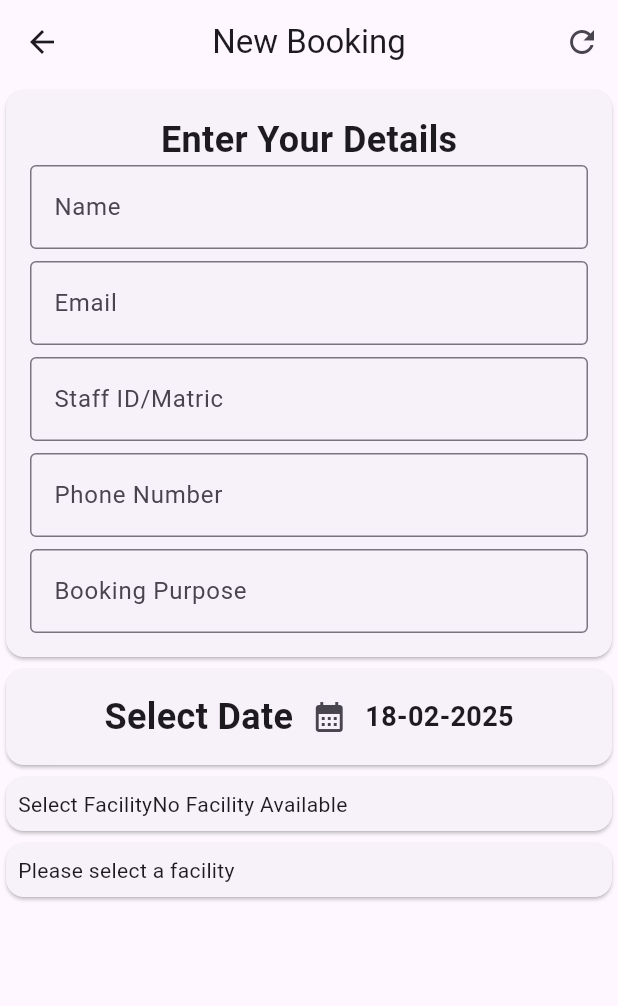
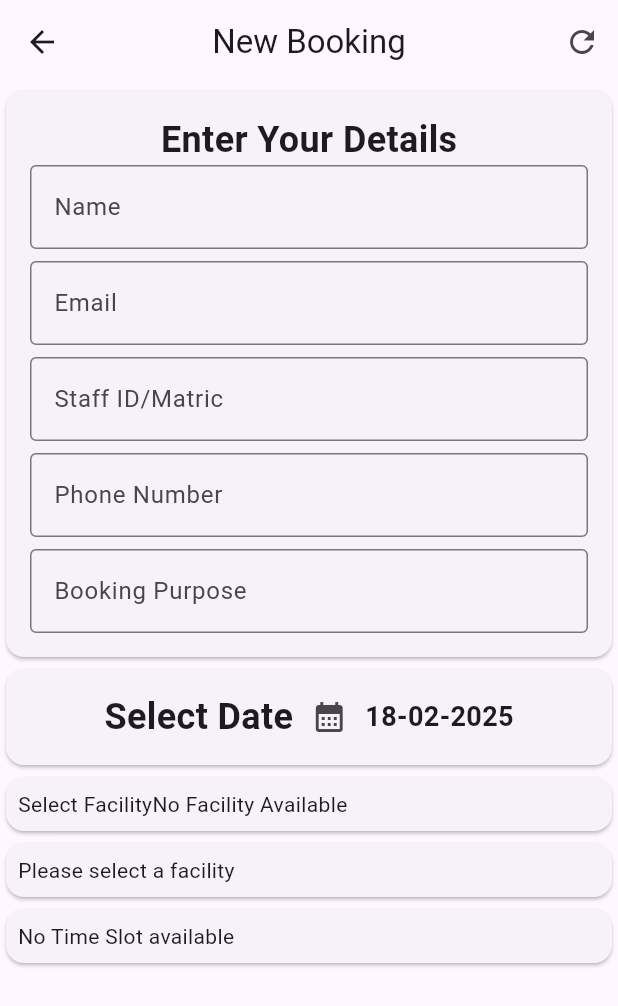
Before and after one commit to ahmadhanis/AqielWS, a Flutter app: the NewBooking screen opened directly, on a phone screen of 412 x 824 dp. Shown: the top 1006 px of the screen. Run offline on Flutter 3.47's test engine with Material 3 defaults, Android fonts, the phone set to English and light mode, and no system bars; our stand-ins replace fl_chart, google_fonts, icons_plus, image_picker, shared_preferences; accounts and stored records are empty; network calls fail.

Commit message:
booking slot

```diff
--- /dev/null
+++ b/ktarmarket/lib/booking/bookingslot.dart
@@ -0,0 +1,104 @@
+class BookingSlot {
+  String? bookingId;
+  String? facilityId;
+  String? userEmail;
+  String? userName;
+  String? bookingDate;
+  String? bookingPurpose;
+  String? slot8;
+  String? slot9;
+  String? slot10;
+  String? slot11;
+  String? slot12;
+  String? slot13;
+  String? slot14;
+  String? slot15;
+  String? slot16;
+  String? slot17;
+  String? slot18;
+  String? slot19;
+  String? slot20;
+  String? slot21;
+  String? slot22;
+  String? bookingCode;
+  String? dateCreated;
+
+  BookingSlot(
+      {this.bookingId,
+      this.facilityId,
+      this.userEmail,
+      this.userName,
+      this.bookingDate,
+      this.bookingPurpose,
+      this.slot8,
+      this.slot9,
+      this.slot10,
+      this.slot11,
+      this.slot12,
+      this.slot13,
+      this.slot14,
+      this.slot15,
+      this.slot16,
+      this.slot17,
+      this.slot18,
+      this.slot19,
+      this.slot20,
+      this.slot21,
+      this.slot22,
+      this.bookingCode,
+      this.dateCreated});
+
+  BookingSlot.fromJson(Map<String, dynamic> json) {
+    bookingId = json['booking_id'];
+    facilityId = json['facility_id'];
+    userEmail = json['user_email'];
+    userName = json['user_name'];
+    bookingDate = json['booking_date'];
+    bookingPurpose = json['booking_purpose'];
+    slot8 = json['slot_8'];
+    slot9 = json['slot_9'];
+    slot10 = json['slot_10'];
+    slot11 = json['slot_11'];
+    slot12 = json['slot_12'];
+    slot13 = json['slot_13'];
+    slot14 = json['slot_14'];
+    slot15 = json['slot_15'];
+    slot16 = json['slot_16'];
+    slot17 = json['slot_17'];
+    slot18 = json['slot_18'];
+    slot19 = json['slot_19'];
+    slot20 = json['slot_20'];
+    slot21 = json['slot_21'];
+    slot22 = json['slot_22'];
+    bookingCode = json['booking_code'];
+    dateCreated = json['date_created'];
+  }
+
+  Map<String, dynamic> toJson() {
+    final Map<String, dynamic> data = <String, dynamic>{};
+    data['booking_id'] = bookingId;
+    data['facility_id'] = facilityId;
+    data['user_email'] = userEmail;
+    data['user_name'] = userName;
+    data['booking_date'] = bookingDate;
+    data['booking_purpose'] = bookingPurpose;
+    data['slot_8'] = slot8;
+    data['slot_9'] = slot9;
+    data['slot_10'] = slot10;
+    data['slot_11'] = slot11;
+    data['slot_12'] = slot12;
+    data['slot_13'] = slot13;
+    data['slot_14'] = slot14;
+    data['slot_15'] = slot15;
+    data['slot_16'] = slot16;
+    data['slot_17'] = slot17;
+    data['slot_18'] = slot18;
+    data['slot_19'] = slot19;
+    data['slot_20'] = slot20;
+    data['slot_21'] = slot21;
+    data['slot_22'] = slot22;
+    data['booking_code'] = bookingCode;
+    data['date_created'] = dateCreated;
+    return data;
+  }
+}
--- a/ktarmarket/lib/booking/newbooking.dart
+++ b/ktarmarket/lib/booking/newbooking.dart
@@ -4,6 +4,7 @@ import 'dart:developer';
 import 'package:flutter/material.dart';
 import 'package:intl/intl.dart';
 import 'package:http/http.dart' as http;
+import 'package:ktarmarket/booking/bookingslot.dart';
 import 'package:ktarmarket/booking/facility.dart';
 
 class NewBooking extends StatefulWidget {
@@ -29,6 +30,8 @@ class _NewBookingState extends State<NewBooking> {
   List<String> facilities = [];
   List<Facility> facilityList = <Facility>[];
   Facility selectedFac = Facility();
+  List<BookingSlot> slotList = <BookingSlot>[];
+  List<int> TimeSlot = [0, 0, 0, 0, 0, 0, 0, 0, 0];
 
   String dropdownvalue = "Dewan Asajaya";
   @override
@@ -209,7 +212,33 @@ class _NewBookingState extends State<NewBooking> {
                           Text(selectedFac.facilityName.toString()),
                           Text(selectedFac.facilityPic.toString()),
                           Text(selectedFac.facilityType.toString()),
-                        ])))
+                        ]))),
+            slotList.isEmpty
+                ? Card(
+                    child: Container(
+                        width: screenWidth,
+                        padding: const EdgeInsets.all(8),
+                        child: Text("No Time Slot available")))
+                : Card(
+                    child: Container(
+                        width: screenWidth,
+                        padding: const EdgeInsets.all(8),
+                        child: Column(children: [
+                          Text("Select Available Time Slot"),
+                          Column(
+                            children: [
+                              Text(TimeSlot[0].toString()),
+                              Text(TimeSlot[1].toString()),
+                              Text(TimeSlot[2].toString()),
+                              Text(TimeSlot[3].toString()),
+                              Text(TimeSlot[4].toString()),
+                              Text(TimeSlot[5].toString()),
+                              Text(TimeSlot[6].toString()),
+                              Text(TimeSlot[7].toString()),
+                              Text(TimeSlot[8].toString()),
+                            ],
+                          )
+                        ]))),
           ],
         ),
       ),
@@ -246,13 +275,56 @@ class _NewBookingState extends State<NewBooking> {
   }
 
   void loadSlot(String? facilityId, DateTime selectedDate) {
+    TimeSlot = [0, 0, 0, 0, 0, 0, 0, 0, 0];
     String selectedDateStr = formatter2.format(selectedDate);
-    print(selectedDateStr);
+    //print(selectedDateStr);
     http
         .get(Uri.parse(
             'https://ktarmarket.slumberjer.com/api/loadslots.php?facility_id=$facilityId&booking_date=$selectedDateStr'))
         .then((response) {
-      print(response.body);
+      //print(response.body);
+      if (response.statusCode == 200) {
+        var data = jsonDecode(response.body);
+        if (data['status'] == 'success') {
+          slotList.clear();
+          data['data'].forEach((slot) {
+            BookingSlot t = BookingSlot.fromJson(slot);
+            slotList.add(t);
+            if (t.slot8 == "1" && TimeSlot[0] == 0) {
+              TimeSlot[0] = 1;
+            }
+            if (t.slot9 == "1" && TimeSlot[1] == 0) {
+              TimeSlot[1] = 1;
+            }
+            if (t.slot10 == "1" && TimeSlot[2] == 0) {
+              TimeSlot[2] = 1;
+            }
+            if (t.slot11 == "1" && TimeSlot[3] == 0) {
+              TimeSlot[3] = 1;
+            }
+            if (t.slot12 == "1" && TimeSlot[4] == 0) {
+              TimeSlot[4] = 1;
+            }
+            if (t.slot13 == "1" && TimeSlot[5] == 0) {
+              TimeSlot[5] = 1;
+            }
+            if (t.slot14 == "1" && TimeSlot[6] == 0) {
+              TimeSlot[6] = 1;
+            }
+            if (t.slot15 == "1" && TimeSlot[7] == 0) {
+              TimeSlot[7] = 1;
+            }
+            if (t.slot16 == "1" && TimeSlot[8] == 0) {
+              TimeSlot[8] = 1;
+            }
+            if (t.slot17 == "1" && TimeSlot[9] == 0) {
+              TimeSlot[9] = 1;
+            }
+          });
+          print(TimeSlot);
+          setState(() {});
+        }
+      }
     });
   }
 }
```
